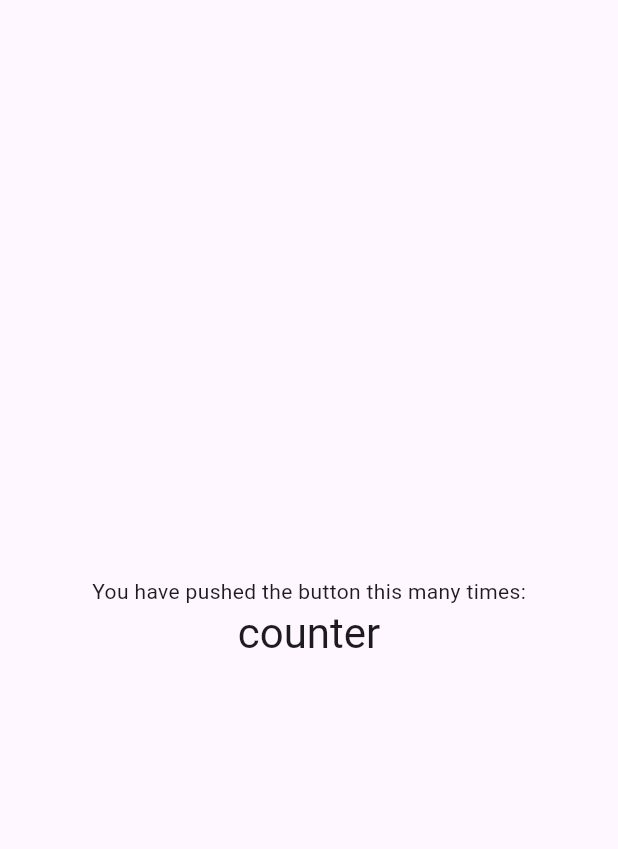
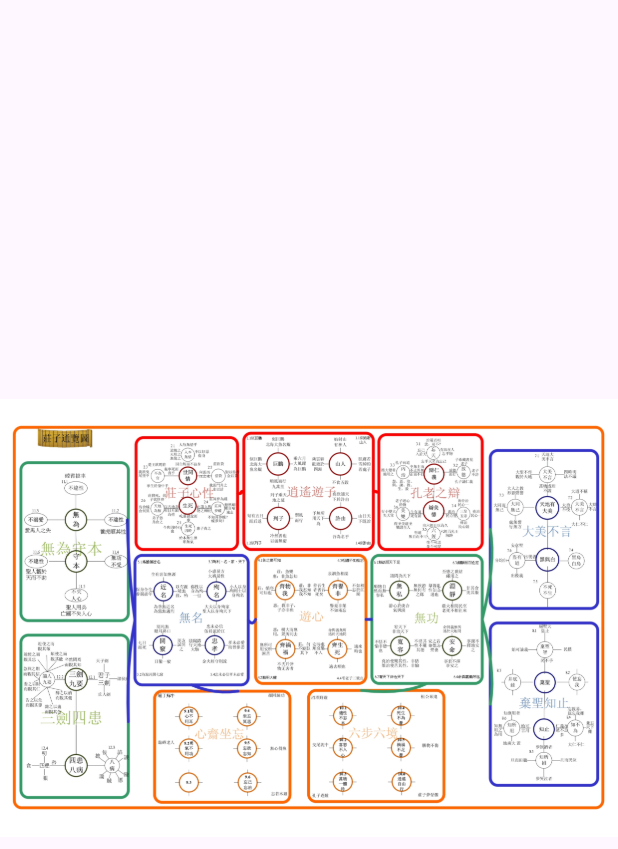
Before and after one commit to Connection2Peter/Zhuangzi_Overview, a Flutter app: the screen it shows after launch, on a phone screen of 412 x 824 dp. Shown: the top 849 px of the screen. Run offline on Flutter 3.47's test engine with Material 3 defaults, Android fonts, the phone set to English and light mode, and no system bars; our stand-ins replace responsive_sizer.

Commit message:
v240104_1121
Embed background

```diff
--- a/lib/main.dart
+++ b/lib/main.dart
@@ -1,48 +1,47 @@
 import 'package:flutter/material.dart';
+import 'package:responsive_sizer/responsive_sizer.dart';
 
 void main() {
-  runApp(const MyApp());
+  runApp(const ZhuangziOverview());
 }
 
-class MyApp extends StatelessWidget {
-  const MyApp({super.key});
+class ZhuangziOverview extends StatelessWidget {
+  const ZhuangziOverview({super.key});
 
   @override
   Widget build(BuildContext context) {
-    return MaterialApp(
-      title: 'Flutter Demo',
-      theme: ThemeData(
-        colorScheme: ColorScheme.fromSeed(seedColor: Colors.deepPurple),
-        useMaterial3: true,
-      ),
-      home: const MyHomePage(),
+    return ResponsiveSizer(
+      builder: (context, orientation, screenType) {
+        return const MaterialApp(
+          debugShowCheckedModeBanner: false,
+          title: '莊子通覽圖',
+          home: MainPage(),
+        );
+      },
     );
   }
 }
 
-class MyHomePage extends StatefulWidget {
-  const MyHomePage({super.key});
+class MainPage extends StatefulWidget {
+  const MainPage({super.key});
 
   @override
-  State<MyHomePage> createState() => _MyHomePageState();
+  State<MainPage> createState() => _MainPageState();
 }
 
-class _MyHomePageState extends State<MyHomePage> {
+class _MainPageState extends State<MainPage> {
   @override
   Widget build(BuildContext context) {
     return Scaffold(
-      body: Center(
-        child: Column(
-          mainAxisAlignment: MainAxisAlignment.center,
-          children: <Widget>[
-            const Text(
-              'You have pushed the button this many times:',
-            ),
-            Text(
-              'counter',
-              style: Theme.of(context).textTheme.headlineMedium,
-            ),
-          ],
+      body: Container(
+        alignment: Alignment.center,
+        child: FittedBox(
+          fit: BoxFit.fitWidth,
+          child: Image.asset(
+            'assets/華光三部曲_final_page-0005.jpg',
+            width: 100.w,
+            height: 100.h,
+          ),
         ),
       ),
     );
```
Also changed, not shown: pubspec.yaml (+4 -66 lines), pubspec.lock.
